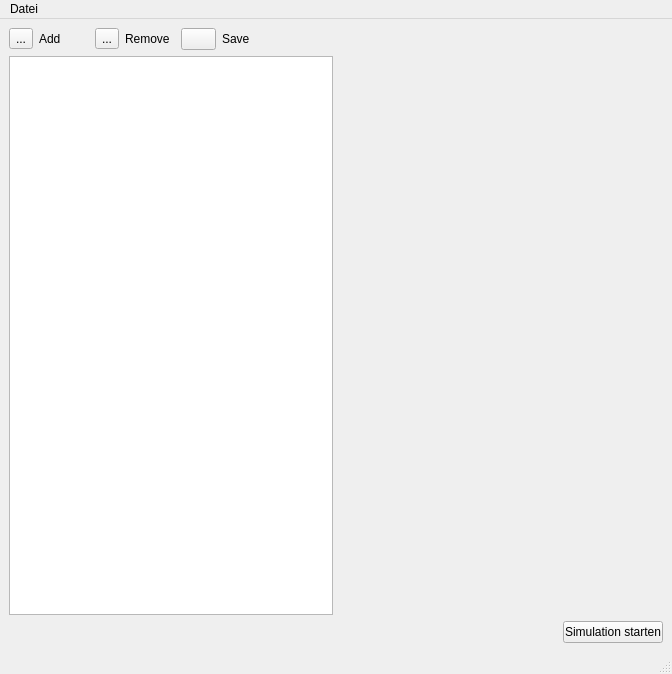
This is main_window.ui in ChrFr/gui_vm as Qt 5 draws it before an edit. The edited form follows.
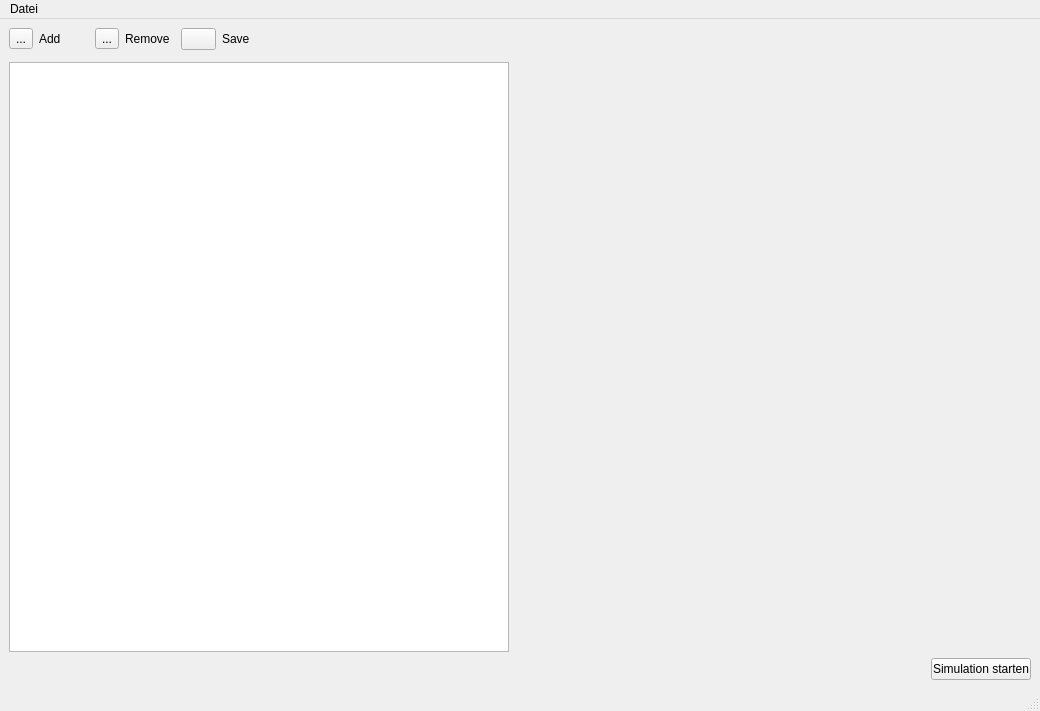
This is the edited form. Icons and pictures are not drawn.

Commit message: introduced super class for H5 Nodes, added additional data to model Maxem

Diff of the .ui file:
```diff
--- a/main_window.ui
+++ b/main_window.ui
@@ -6,8 +6,8 @@
    <rect>
     <x>0</x>
     <y>0</y>
-    <width>672</width>
-    <height>674</height>
+    <width>1040</width>
+    <height>711</height>
    </rect>
   </property>
   <property name="windowTitle">
@@ -47,23 +47,6 @@
         </item>
        </layout>
       </item>
-      <item row="5" column="1">
-       <layout class="QVBoxLayout" name="details_layout">
-        <item>
-         <spacer name="horizontalSpacer_2">
-          <property name="orientation">
-           <enum>Qt::Horizontal</enum>
-          </property>
-          <property name="sizeHint" stdset="0">
-           <size>
-            <width>40</width>
-            <height>20</height>
-           </size>
-          </property>
-         </spacer>
-        </item>
-       </layout>
-      </item>
       <item row="3" column="0">
        <layout class="QGridLayout" name="gridLayout_4">
         <item row="1" column="7">
@@ -168,6 +151,23 @@
         </property>
        </widget>
       </item>
+      <item row="3" column="1" rowspan="3">
+       <layout class="QVBoxLayout" name="details_layout">
+        <item>
+         <spacer name="horizontalSpacer_2">
+          <property name="orientation">
+           <enum>Qt::Horizontal</enum>
+          </property>
+          <property name="sizeHint" stdset="0">
+           <size>
+            <width>40</width>
+            <height>20</height>
+           </size>
+          </property>
+         </spacer>
+        </item>
+       </layout>
+      </item>
      </layout>
     </item>
    </layout>
@@ -177,7 +177,7 @@
     <rect>
      <x>0</x>
      <y>0</y>
-     <width>672</width>
+     <width>1040</width>
      <height>21</height>
     </rect>
    </property>
```
The commit also changes 5 other files.
